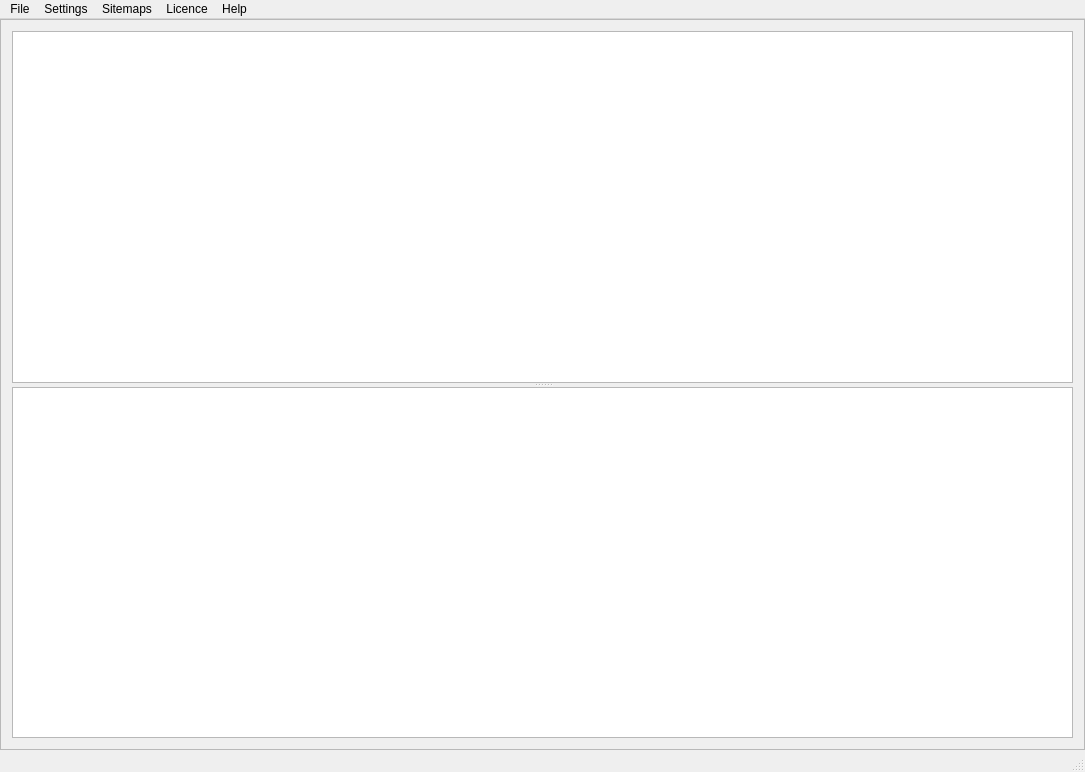
Before: the Qt Designer form quickiewebbot/ui/main_frame.ui in andrascii/RiveSolutions_SEO_Spider, drawn with Qt 5.
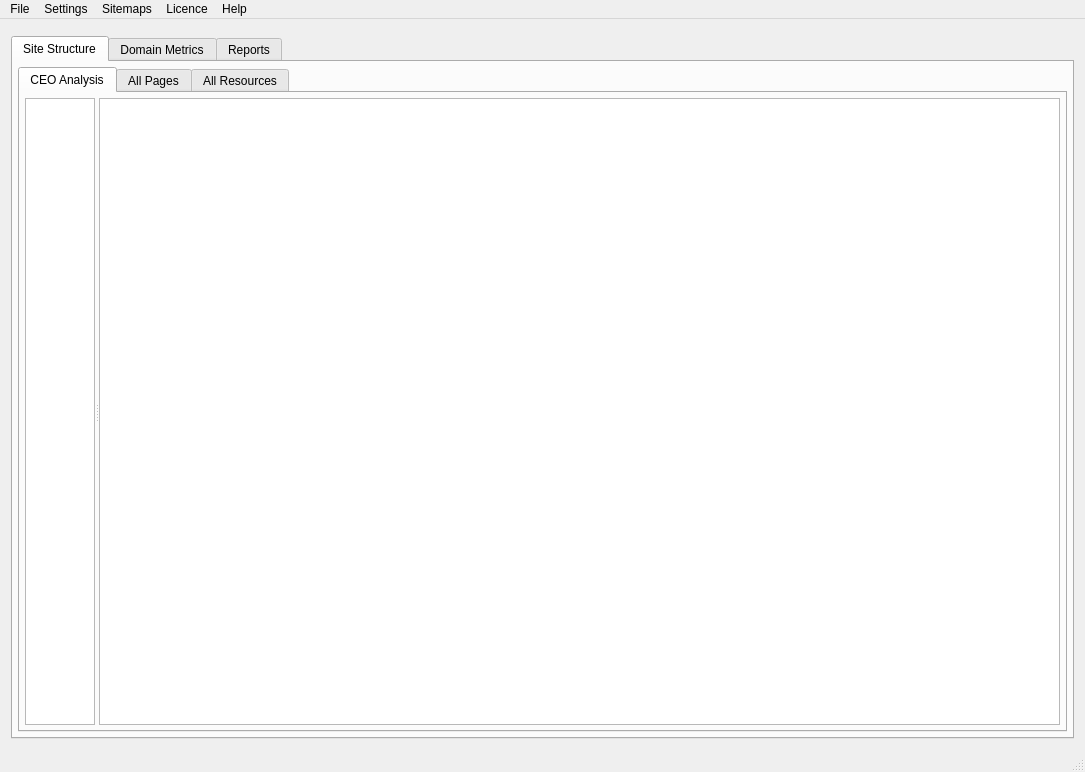
After: the same form once the commit is applied. Icons and pictures are not drawn. Custom widgets are drawn as their Qt base class.

Commit message: Создана структура вкладок

Diff of the .ui file:
```diff
--- a/quickiewebbot/ui/main_frame.ui
+++ b/quickiewebbot/ui/main_frame.ui
@@ -22,21 +22,6 @@
   </property>
   <widget class="QWidget" name="centralWidget">
    <layout class="QVBoxLayout" name="verticalLayout">
-    <property name="spacing">
-     <number>0</number>
-    </property>
-    <property name="leftMargin">
-     <number>0</number>
-    </property>
-    <property name="topMargin">
-     <number>0</number>
-    </property>
-    <property name="rightMargin">
-     <number>0</number>
-    </property>
-    <property name="bottomMargin">
-     <number>0</number>
-    </property>
     <item>
      <widget class="QuickieWebBot::ControlPanelWidget" name="controlPanelWidget" native="true">
       <property name="minimumSize">
@@ -48,79 +33,68 @@
       <property name="styleSheet">
        <string notr="true"/>
       </property>
-      <layout class="QGridLayout" name="gridLayout">
-       <property name="leftMargin">
+     </widget>
+    </item>
+    <item>
+     <widget class="QTabWidget" name="maintTabWidget">
+      <property name="currentIndex">
         <number>0</number>
        </property>
+      <widget class="QWidget" name="siteStructureTab">
+       <attribute name="title">
+        <string>Site Structure</string>
+       </attribute>
+       <layout class="QHBoxLayout" name="horizontalLayout">
+        <property name="leftMargin">
+         <number>5</number>
+        </property>
        <property name="topMargin">
-        <number>0</number>
+         <number>5</number>
        </property>
        <property name="rightMargin">
-        <number>0</number>
+         <number>5</number>
        </property>
        <property name="bottomMargin">
-        <number>0</number>
-       </property>
-       <property name="horizontalSpacing">
+         <number>5</number>
+        </property>
+        <item>
+         <widget class="QTabWidget" name="siteStructureTabWidget">
+          <property name="currentIndex">
         <number>0</number>
        </property>
-      </layout>
-     </widget>
-    </item>
-    <item>
-     <widget class="QStackedWidget" name="mainGuiStackedWidget">
-      <property name="frameShape">
-       <enum>QFrame::StyledPanel</enum>
-      </property>
-      <property name="frameShadow">
-       <enum>QFrame::Raised</enum>
-      </property>
-      <property name="lineWidth">
-       <number>0</number>
-      </property>
-      <property name="currentIndex">
-       <number>0</number>
-      </property>
-      <widget class="QWidget" name="crawlingPage">
-       <layout class="QVBoxLayout" name="verticalLayout_2">
-        <item>
-         <widget class="QSplitter" name="splitter">
-          <property name="orientation">
-           <enum>Qt::Vertical</enum>
-          </property>
-          <property name="opaqueResize">
-           <bool>false</bool>
-          </property>
-          <widget class="QuickieWebBot::GridView" name="crawlingGridView">
-           <attribute name="verticalHeaderVisible">
-            <bool>false</bool>
-           </attribute>
-          </widget>
-          <widget class="QuickieWebBot::GridView" name="itemGridView">
-           <attribute name="horizontalHeaderVisible">
-            <bool>false</bool>
-           </attribute>
-           <attribute name="verticalHeaderVisible">
-            <bool>false</bool>
-           </attribute>
-          </widget>
-         </widget>
-        </item>
-       </layout>
-      </widget>
-      <widget class="QWidget" name="errorsFilterPage">
-       <layout class="QVBoxLayout" name="verticalLayout_3">
-        <item>
+          <widget class="QWidget" name="ceoAnalysisTab">
+           <property name="sizePolicy">
+            <sizepolicy hsizetype="Preferred" vsizetype="Maximum">
+             <horstretch>0</horstretch>
+             <verstretch>0</verstretch>
+            </sizepolicy>
+           </property>
+           <attribute name="title">
+            <string>CEO Analysis</string>
+           </attribute>
+           <layout class="QGridLayout" name="gridLayout_6">
+            <property name="leftMargin">
+             <number>5</number>
+            </property>
+            <property name="topMargin">
+             <number>5</number>
+            </property>
+            <property name="rightMargin">
+             <number>5</number>
+            </property>
+            <property name="bottomMargin">
+             <number>5</number>
+            </property>
+            <property name="spacing">
+             <number>0</number>
+            </property>
+            <item row="0" column="0">
+             <layout class="QGridLayout" name="gridLayout_5">
+              <item row="0" column="0">
          <widget class="QSplitter" name="splitter_2">
           <property name="orientation">
            <enum>Qt::Horizontal</enum>
           </property>
-          <property name="opaqueResize">
-           <bool>false</bool>
-          </property>
-          <property name="childrenCollapsible">
-           <bool>false</bool>
-          </property>
           <widget class="QuickieWebBot::GridView" name="summaryGridView">
            <property name="sizeAdjustPolicy">
             <enum>QAbstractScrollArea::AdjustToContents</enum>
@@ -143,6 +117,85 @@
           </widget>
           <widget class="QuickieWebBot::GridView" name="summaryDetailsGridView"/>
          </widget>
+              </item>
+             </layout>
+            </item>
+           </layout>
+           <zorder>splitter_2</zorder>
+           <zorder>splitter_2</zorder>
+           <zorder>gridLayoutWidget_2</zorder>
+          </widget>
+          <widget class="QWidget" name="allPagesTab">
+           <attribute name="title">
+            <string>All Pages</string>
+           </attribute>
+           <layout class="QGridLayout" name="gridLayout_4">
+            <property name="leftMargin">
+             <number>5</number>
+            </property>
+            <property name="topMargin">
+             <number>5</number>
+            </property>
+            <property name="rightMargin">
+             <number>5</number>
+            </property>
+            <property name="bottomMargin">
+             <number>5</number>
+            </property>
+            <property name="spacing">
+             <number>0</number>
+            </property>
+            <item row="0" column="0">
+             <layout class="QGridLayout" name="gridLayout_3">
+              <property name="spacing">
+               <number>0</number>
+              </property>
+              <item row="0" column="0">
+               <widget class="QuickieWebBot::GridView" name="crawlingGridView">
+                <attribute name="verticalHeaderVisible">
+                 <bool>false</bool>
+                </attribute>
+               </widget>
+              </item>
+             </layout>
+            </item>
+           </layout>
+           <zorder>splitter_2</zorder>
+           <zorder>splitter</zorder>
+           <zorder>horizontalLayoutWidget</zorder>
+           <zorder>gridLayoutWidget</zorder>
+          </widget>
+          <widget class="QWidget" name="allResourcesTab">
+           <attribute name="title">
+            <string>All Resources</string>
+           </attribute>
+           <layout class="QGridLayout" name="gridLayout_10">
+            <item row="0" column="0">
+             <layout class="QGridLayout" name="gridLayout_7"/>
+            </item>
+           </layout>
+          </widget>
+         </widget>
+        </item>
+       </layout>
+      </widget>
+      <widget class="QWidget" name="domainMetricsTab">
+       <attribute name="title">
+        <string>Domain Metrics</string>
+       </attribute>
+       <layout class="QGridLayout" name="gridLayout_11">
+        <item row="0" column="0">
+         <layout class="QGridLayout" name="gridLayout_8"/>
+        </item>
+       </layout>
+      </widget>
+      <widget class="QWidget" name="reportsTab">
+       <attribute name="title">
+        <string>Reports</string>
+       </attribute>
+       <layout class="QGridLayout" name="gridLayout_12">
+        <item row="0" column="0">
+         <layout class="QGridLayout" name="gridLayout_9"/>
         </item>
        </layout>
       </widget>
```
Lines whose indentation alone changed are shown as unchanged. The commit also changes 2 other files.
